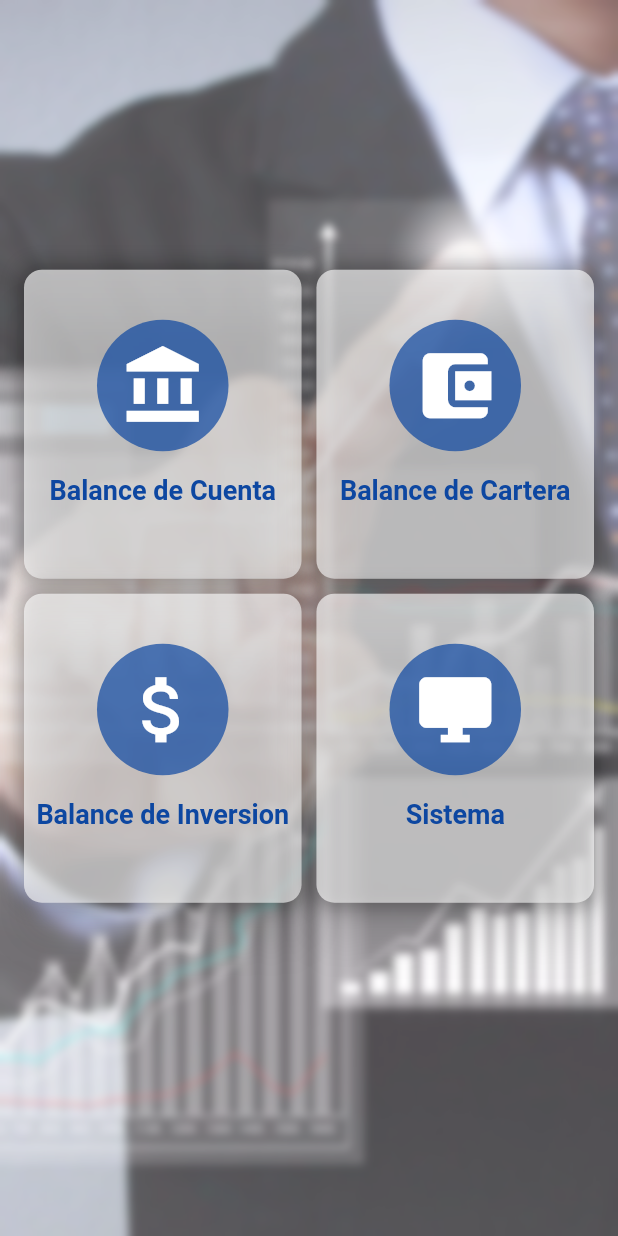
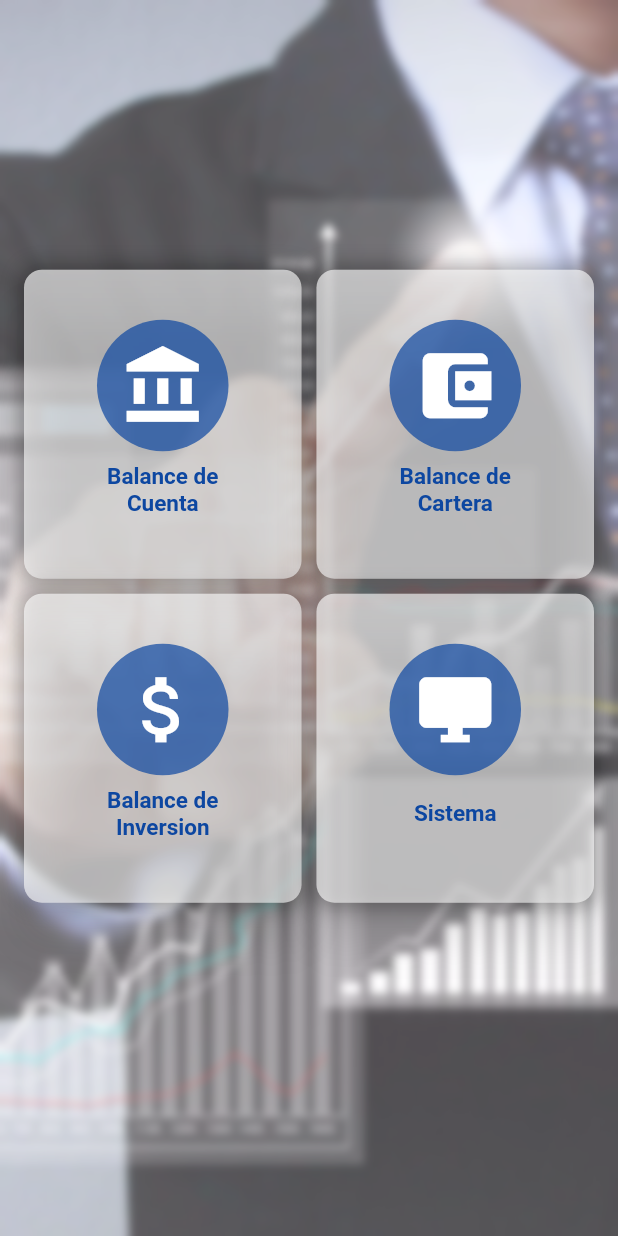
Before and after one commit to RonaldVega14/HomeDesignSGB, a Flutter app: the screen it shows after launch, on a phone screen of 412 x 824 dp. Run offline on Flutter 3.47's test engine with Material 2 defaults, Android fonts, the phone set to English and light mode, and no system bars.

Commit message:
Changing the text alignment
Centering the text in the dashboard item

```diff
--- a/home_desing/lib/pages/dashboard.dart
+++ b/home_desing/lib/pages/dashboard.dart
@@ -54,23 +54,38 @@ class Dashboard extends StatefulWidget {
       ),
     );
   }
-//Construye el texto
+
+//Construye el texto centrado
   Widget _buildText(String title, Color color){
     return Center(
-        child: Text(
+      child:Text(
         title,
+        textAlign:TextAlign.center,
         style:TextStyle(
           color: color,
-          fontSize: 18.0,
+          fontSize: 15.0,
           fontFamily: 'Roboto',
-          fontWeight: FontWeight.w800,
+          fontWeight: FontWeight.w600
           ),
         ),
       );
   }
+//Construye la fila del texto
+    Widget _buildTextRow(String title, Color color){
+      return Row(
+        mainAxisAlignment: MainAxisAlignment.spaceEvenly,
+        crossAxisAlignment: CrossAxisAlignment.center,
+        children: <Widget>[
+          Flexible(child: Container(color: Colors.transparent),flex: 1, fit: FlexFit.tight),
+          Flexible(child: _buildText(title, color),flex: 3, fit: FlexFit.loose,),
+          Flexible(child: Container(color: Colors.transparent),flex: 1, fit: FlexFit.tight)
+        ],
+
+      );
+    }
 //Construye el icono
     Widget _buildIcon(IconData icon, Color color){
-      return Material(
+      return  Material(
         color: color.withOpacity(0.7),
         borderRadius: BorderRadius.circular(50.0),
         child: Padding(
@@ -92,7 +107,7 @@ class Dashboard extends StatefulWidget {
         //Icon
         Flexible(child: _buildIcon(icon, color), flex: 3, fit: FlexFit.loose),
         //Text
-        Flexible(child: _buildText(title, color), flex: 1, fit: FlexFit.loose),
+        Flexible(child: _buildTextRow(title, color), flex: 1, fit: FlexFit.loose),
         ],
       );
     }
```
Lines whose indentation alone changed are shown as unchanged.
